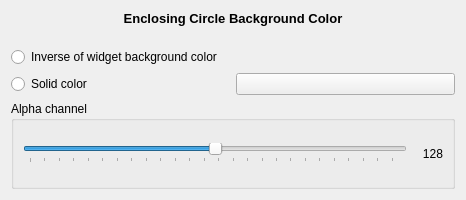
The window that plugins/interactor/PathFinder/designer/EnclosingCircleConfiguration.ui (Tulip-Dev/tulip) describes before a commit, drawn with Qt 5.
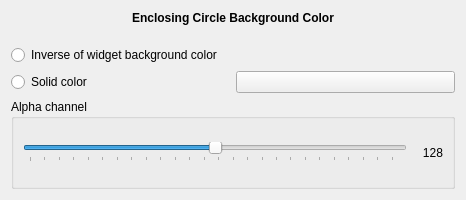
The same window after the commit. Custom widgets are drawn as their Qt base class.

Commit message: High dpi display improvements: set font sizes in pixels instead of points

```diff
--- a/plugins/interactor/PathFinder/designer/EnclosingCircleConfiguration.ui
+++ b/plugins/interactor/PathFinder/designer/EnclosingCircleConfiguration.ui
@@ -23,12 +23,7 @@
       </sizepolicy>
      </property>
      <property name="text">
-      <string>&lt;!DOCTYPE HTML PUBLIC &quot;-//W3C//DTD HTML 4.0//EN&quot; &quot;http://www.w3.org/TR/REC-html40/strict.dtd&quot;&gt;
-&lt;html&gt;&lt;head&gt;&lt;meta name=&quot;qrichtext&quot; content=&quot;1&quot; /&gt;&lt;style type=&quot;text/css&quot;&gt;
-p, li { white-space: pre-wrap; }
-&lt;/style&gt;&lt;/head&gt;&lt;body style=&quot; font-family:'Sans Serif'; font-size:9pt; font-weight:400; font-style:normal;&quot;&gt;
-&lt;p align=&quot;center&quot; style=&quot; margin-top:0px; margin-bottom:0px; margin-left:0px; margin-right:0px; -qt-block-indent:0; text-indent:0px;&quot;&gt;&lt;span style=&quot; font-family:'Sans'; font-size:10pt; font-weight:600;&quot;&gt;Enclosing Circle Background Color&lt;/span&gt;&lt;/p&gt;
-&lt;p align=&quot;center&quot; style=&quot;-qt-paragraph-type:empty; margin-top:0px; margin-bottom:0px; margin-left:0px; margin-right:0px; -qt-block-indent:0; text-indent:0px; font-family:'Sans'; font-size:10pt; font-weight:600;&quot;&gt;&lt;br /&gt;&lt;/p&gt;&lt;/body&gt;&lt;/html&gt;</string>
+      <string>&lt;p align=&quot;center&quot;&gt;&lt;b&gt;Enclosing Circle Background Color&lt;/b&gt;&lt;br/&gt;&lt;/p&gt;</string>
      </property>
     </widget>
    </item>
```
The commit also changes 9 other files.
